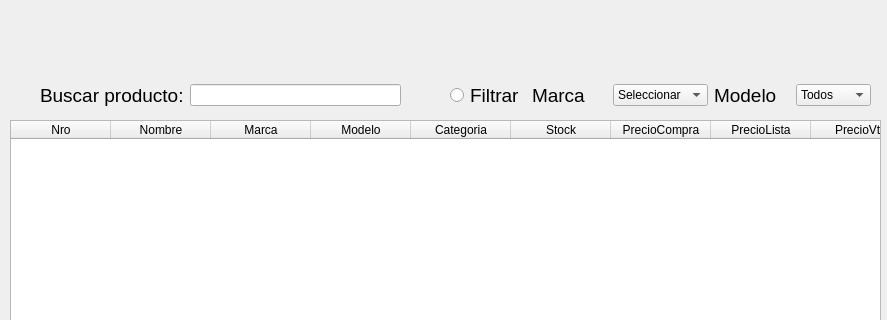
The window that guiproducto.ui (Jose-Cisneros/TallerCTRL) describes before a commit, drawn with Qt 5; both pictures show x 0 to 887 and y 0 to 320 of the 887 by 505 pixel window.
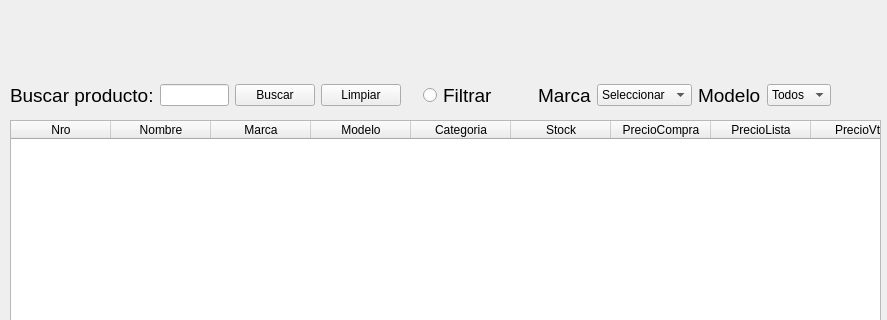
The same window after the commit.

Commit message:
+Agregado el buscar, todavía está bugeado
Bugs: Se tompe todo cuando querés buscar y filtrar

Diff of the .ui file:
```diff
--- a/guiproducto.ui
+++ b/guiproducto.ui
@@ -140,9 +140,9 @@
   <widget class="QWidget" name="layoutWidget">
    <property name="geometry">
     <rect>
-     <x>40</x>
+     <x>10</x>
      <y>70</y>
-     <width>361</width>
+     <width>391</width>
      <height>51</height>
     </rect>
    </property>
@@ -164,18 +164,48 @@
     <item>
      <widget class="QLineEdit" name="busqueda"/>
     </item>
+    <item>
+     <widget class="QPushButton" name="buscar">
+      <property name="text">
+       <string>Buscar</string>
+      </property>
+     </widget>
+    </item>
+    <item>
+     <widget class="QPushButton" name="pushButton_3">
+      <property name="text">
+       <string>Limpiar</string>
+      </property>
+     </widget>
+    </item>
    </layout>
   </widget>
   <widget class="QWidget" name="horizontalLayoutWidget">
    <property name="geometry">
     <rect>
-     <x>450</x>
+     <x>400</x>
      <y>70</y>
-     <width>421</width>
+     <width>431</width>
      <height>51</height>
     </rect>
    </property>
    <layout class="QHBoxLayout" name="horizontalLayout_2">
+    <item>
+     <spacer name="horizontalSpacer">
+      <property name="orientation">
+       <enum>Qt::Horizontal</enum>
+      </property>
+      <property name="sizeType">
+       <enum>QSizePolicy::Preferred</enum>
+      </property>
+      <property name="sizeHint" stdset="0">
+       <size>
+        <width>30</width>
+        <height>20</height>
+       </size>
+      </property>
+     </spacer>
+    </item>
     <item>
      <widget class="QRadioButton" name="radioButton">
       <property name="font">
@@ -183,11 +213,27 @@
         <pointsize>14</pointsize>
        </font>
       </property>
+      <property name="layoutDirection">
+       <enum>Qt::LeftToRight</enum>
+      </property>
       <property name="text">
        <string>Filtrar</string>
       </property>
      </widget>
     </item>
+    <item>
+     <spacer name="horizontalSpacer_2">
+      <property name="orientation">
+       <enum>Qt::Horizontal</enum>
+      </property>
+      <property name="sizeHint" stdset="0">
+       <size>
+        <width>40</width>
+        <height>20</height>
+       </size>
+      </property>
+     </spacer>
+    </item>
     <item>
      <widget class="QLabel" name="label">
       <property name="font">
@@ -195,9 +241,15 @@
         <pointsize>14</pointsize>
        </font>
       </property>
+      <property name="layoutDirection">
+       <enum>Qt::LeftToRight</enum>
+      </property>
       <property name="text">
        <string>Marca</string>
       </property>
+      <property name="margin">
+       <number>0</number>
+      </property>
      </widget>
     </item>
     <item>
```
The commit also changes 2 other files.
